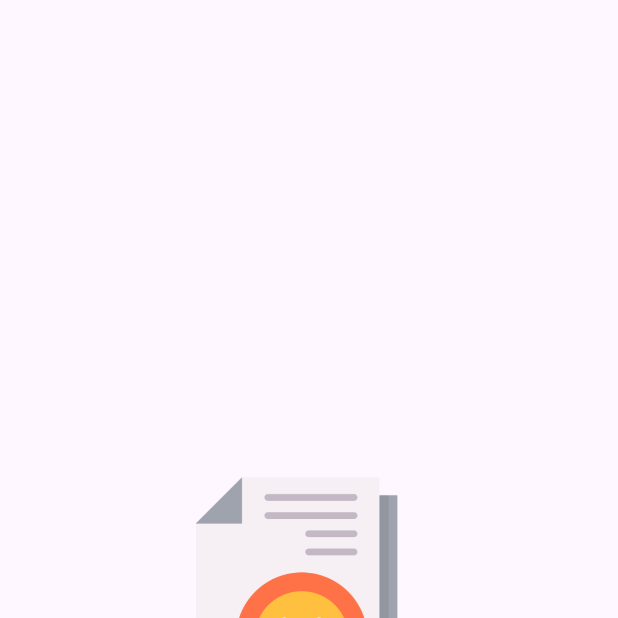
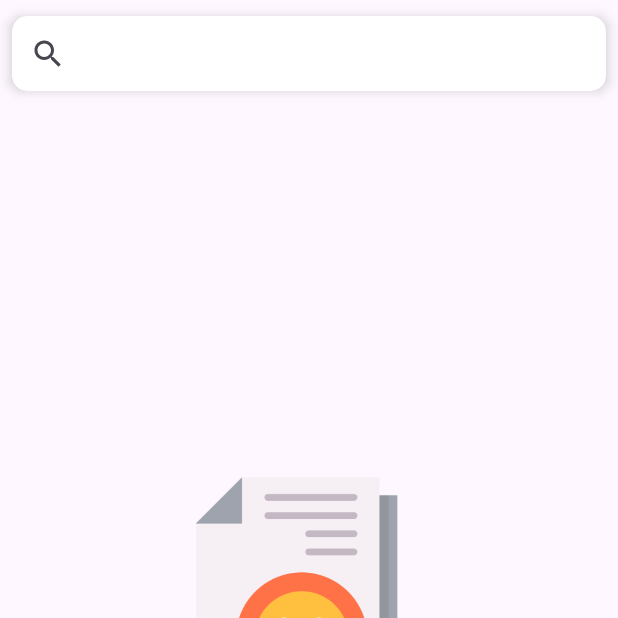
Before and after one commit to codermaster2004/ContactBookOne, an Android app: the screen it shows after launch (MainActivity), on a phone screen of 412 x 824 dp, the top half of it. Run offline under Robolectric (Android 15) with nearby library versions, the phone set to English and light mode, and no system bars.

Commit message:
Initial commit

```diff
--- a/app/src/main/java/com/example/contactbookone/ContactAdapter.java
+++ b/app/src/main/java/com/example/contactbookone/ContactAdapter.java
@@ -44,6 +44,12 @@ public class ContactAdapter extends RecyclerView.Adapter<ContactAdapter.ViewHold
         holder.tvName.setText(name);
         holder.tvContact.setText(contact);
 
+        holder.itemView.setOnClickListener(new View.OnClickListener() {
+            @Override
+            public void onClick(View v) {
+
+            }
+        });
         holder.moreOption.setOnClickListener(new View.OnClickListener() {
             @Override
             public void onClick(View v) {
--- a/app/src/main/res/layout/activity_main.xml
+++ b/app/src/main/res/layout/activity_main.xml
@@ -1,36 +1,51 @@
 <?xml version="1.0" encoding="utf-8"?>
-<RelativeLayout
-    xmlns:android="http://schemas.android.com/apk/res/android"
+<RelativeLayout xmlns:android="http://schemas.android.com/apk/res/android"
     xmlns:app="http://schemas.android.com/apk/res-auto"
     xmlns:tools="http://schemas.android.com/tools"
     android:layout_width="match_parent"
     android:layout_height="match_parent"
     tools:context=".MainActivity">
 
-    <androidx.recyclerview.widget.RecyclerView
+    <androidx.cardview.widget.CardView
+        android:id="@+id/cardView"
         android:layout_width="match_parent"
         android:layout_height="wrap_content"
+        app:cardCornerRadius="10dp"
+        app:cardElevation="5dp"
+        app:cardUseCompatPadding="true">
+
+        <androidx.appcompat.widget.SearchView
+            android:id="@+id/searchView"
+            android:layout_width="match_parent"
+            android:layout_height="50dp" />
+
+    </androidx.cardview.widget.CardView>
+
+    <androidx.recyclerview.widget.RecyclerView
+        android:id="@+id/recyclerView"
+        android:layout_width="match_parent"
+        android:layout_height="wrap_content"
+        android:layout_below="@id/cardView"
+        android:layout_margin="5dp"
+        android:orientation="vertical"
         app:layoutManager="androidx.recyclerview.widget.GridLayoutManager"
-        app:spanCount="1"
-        android:orientation="vertical"
-        android:layout_margin="5dp"
-        android:id="@+id/recyclerView"/>
+        app:spanCount="1" />
 
     <ImageView
         android:id="@+id/ivNoData"
         android:layout_width="200dp"
         android:layout_height="200dp"
-        android:visibility="gone"
         android:layout_centerInParent="true"
-        android:src="@drawable/ic_nodata"/>
+        android:src="@drawable/ic_nodata"
+        android:visibility="gone" />
 
     <com.google.android.material.floatingactionbutton.FloatingActionButton
         android:id="@+id/btnphone"
         android:layout_width="wrap_content"
         android:layout_height="wrap_content"
-        android:src="@drawable/ic_phone_24"
         android:layout_alignParentEnd="true"
         android:layout_alignParentBottom="true"
-        android:layout_margin="10dp"/>
+        android:layout_margin="10dp"
+        android:src="@drawable/ic_phone_24" />
 
 </RelativeLayout>
```
Also changed, not shown: app/src/main/java/com/example/contactbookone/MainActivity.java (+41 -0 lines).
